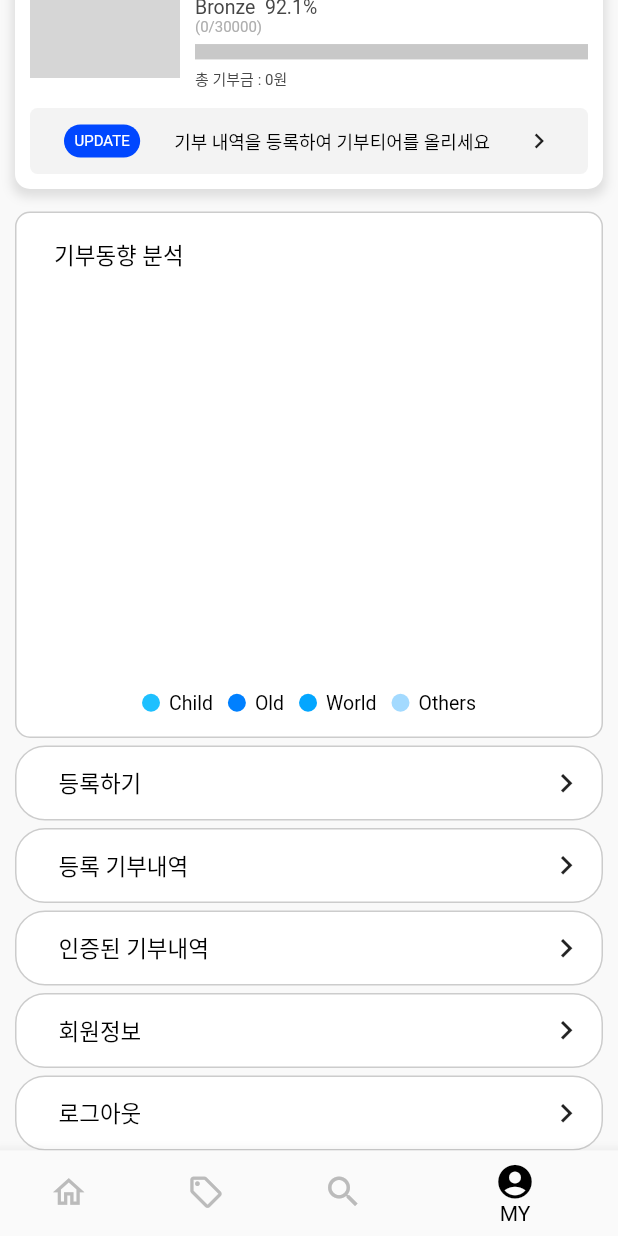
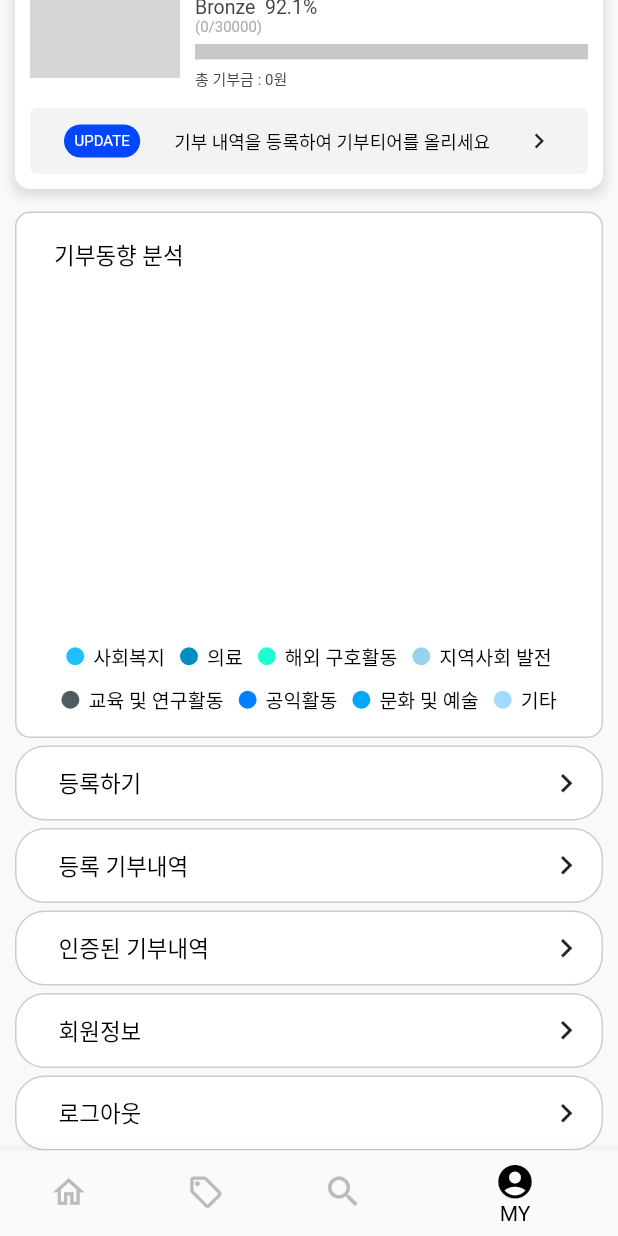
Before and after one commit to june65/1004_Lanking, a Flutter app: the screen it shows once a user with an empty profile is signed in, item 4 of the bottom bar chosen, scrolled down 148 dp, on a phone screen of 412 x 824 dp. Run offline on Flutter 3.47's test engine with Material 2 defaults, Android fonts, the light colour scheme and no system bars; our stand-ins replace cloud_firestore, csv, firebase_auth, firebase_core, firebase_storage, google_sign_in and 4 more; accounts and stored records are empty; network calls fail; grey boxes are pictures that could not be loaded.

Commit message:
Add group of donation

```diff
--- a/angel_lanking/lib/screen/Home_4.dart
+++ b/angel_lanking/lib/screen/Home_4.dart
@@ -49,8 +49,17 @@ class _Home_4State extends State<Home_4> {
   TextEditingController detail = TextEditingController();
   TextEditingController money = TextEditingController();
 
-  List<String> dropdownList = ['child', 'old', 'world'];
-  String selectedDropdown = 'child';
+  List<String> dropdownList = [
+    '사회복지',
+    '의료',
+    '해외 구호활동',
+    '지역사회 발전',
+    '교육 및 연구활동',
+    '공익활동',
+    '문화 및 예술 ',
+    '기타'
+  ];
+  String selectedDropdown = '사회복지';
   int my_group_ = 0;
   bool loading = true;
 
@@ -147,85 +156,44 @@ class _Home_4State extends State<Home_4> {
     getDonationdata2 = ApiService.getDonationdata2(widget.donationList);
     donation_fuction();
     newdonationList = widget.donationList;
-    donationpoint = getDonationPointdata(widget.getDonationdata);
+    donationpoint = ApiService.getDonationPointdata(widget.getDonationdata);
     groupusermodel = ApiService.getGroupUser(widget.user_group);
   }
 
   static Future<List<num>> getDonationGroupdata(List DonationGroupList) async {
-    late num Child = 0;
-    late num Old = 0;
-    late num World = 0;
-    late num Others = 0;
+    List<num> listGroupdonation = [0, 0, 0, 0, 0, 0, 0, 0];
 
     for (int i = 0; i < DonationGroupList.length; i++) {
       if (DonationGroupList[i].delete) {
         if (DonationGroupList[i].pass) {
-          if (DonationGroupList[i].group == 'child') {
-            Child += DonationGroupList[i].money;
+          if (DonationGroupList[i].group == '사회복지') {
+            listGroupdonation[0] += DonationGroupList[i].money;
           }
-          if (DonationGroupList[i].group == 'old') {
-            Old += DonationGroupList[i].money;
+          if (DonationGroupList[i].group == '의료') {
+            listGroupdonation[1] += DonationGroupList[i].money;
           }
-          if (DonationGroupList[i].group == 'world') {
-            World += DonationGroupList[i].money;
+          if (DonationGroupList[i].group == '해외 구호활동') {
+            listGroupdonation[2] += DonationGroupList[i].money;
           }
-          if (DonationGroupList[i].group == 'others') {
-            Others += DonationGroupList[i].money;
+          if (DonationGroupList[i].group == '지역사회 발전') {
+            listGroupdonation[3] += DonationGroupList[i].money;
+          }
+          if (DonationGroupList[i].group == '교육 및 연구활동') {
+            listGroupdonation[4] += DonationGroupList[i].money;
+          }
+          if (DonationGroupList[i].group == '공익활동') {
+            listGroupdonation[5] += DonationGroupList[i].money;
+          }
+          if (DonationGroupList[i].group == '문화 및 예술') {
+            listGroupdonation[6] += DonationGroupList[i].money;
+          }
+          if (DonationGroupList[i].group == '기타') {
+            listGroupdonation[7] += DonationGroupList[i].money;
           }
         }
       }
     }
-    return [Child, Old, World, Others];
-  }
-
-  static Future<List<dynamic>> getDonationPointdata(
-      List<DonationModel2> DonationPointList) async {
-    late int Start = 0;
-    late int Final = 0;
-    late int Sum = 0;
-    late double Persent = 0.0;
-
-    for (int i = 0; i < DonationPointList.length; i++) {
-      if (DonationPointList[i].delete) {
-        if (DonationPointList[i].pass) {
-          Sum += DonationPointList[i].money;
-        }
-      }
-    }
-
-    late String tear = 'Unranked';
-
-    if (Sum < 30000) {
-      tear = 'Bronze';
-      Final = 30000;
-      Persent = 92.1;
-    } else if (Sum < 100000) {
-      tear = 'Silver';
-      Start = 30000;
-      Final = 100000;
-      Persent = 71.3;
-    } else if (Sum < 200000) {
-      tear = 'Gold';
-      Start = 100000;
-      Final = 200000;
-      Persent = 40.7;
-    } else if (Sum < 500000) {
-      tear = 'Platinum';
-      Start = 200000;
-      Final = 500000;
-      Persent = 10.7;
-    } else if (Sum < 1000000) {
-      tear = 'Diamond';
-      Start = 500000;
-      Final = 1000000;
-      Persent = 5.7;
-    } else {
-      tear = 'Master';
-      Start = 1000000;
-      Final = 1000000;
-      Persent = 1.7;
-    }
-    return [Sum, tear, Start, Final, Persent];
+    return listGroupdonation;
   }
 
   @override
--- a/angel_lanking/lib/widget/Graph.dart
+++ b/angel_lanking/lib/widget/Graph.dart
@@ -31,23 +31,43 @@ class _GraphState extends State<Graph> {
 
   late List<ChartData> chartData = [
     ChartData(
-      'Child',
+      '사회복지',
       widget.donationGroupList[0].toDouble(),
       const Color(0xFF1ec0ff),
     ),
     ChartData(
-      'Old',
+      '의료',
       widget.donationGroupList[1].toDouble(),
+      const Color.fromARGB(255, 3, 141, 195),
+    ),
+    ChartData(
+      '해외 구호활동',
+      widget.donationGroupList[2].toDouble(),
+      const Color.fromARGB(255, 30, 255, 210),
+    ),
+    ChartData(
+      '지역사회 발전',
+      widget.donationGroupList[3].toDouble(),
+      const Color.fromARGB(255, 150, 211, 235),
+    ),
+    ChartData(
+      '교육 및 연구활동',
+      widget.donationGroupList[4].toDouble(),
+      const Color.fromARGB(255, 79, 92, 97),
+    ),
+    ChartData(
+      '공익활동',
+      widget.donationGroupList[5].toDouble(),
       const Color(0xFF0080ff),
     ),
     ChartData(
-      'World',
-      widget.donationGroupList[2].toDouble(),
+      '문화 및 예술',
+      widget.donationGroupList[6].toDouble(),
       const Color(0xFF03a6ff),
     ),
     ChartData(
-      'Others',
-      widget.donationGroupList[3].toDouble(),
+      '기타',
+      widget.donationGroupList[7].toDouble(),
       const Color(0xFFa3daff),
     ),
   ];
```
